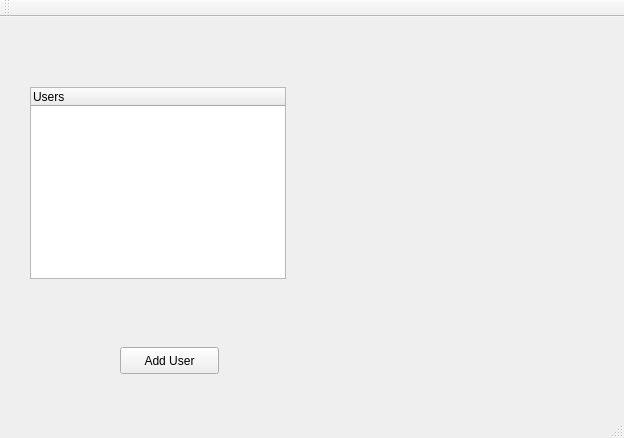
Qt form test1/mainwindow.ui (alphy88/Brainiacs) before a commit.
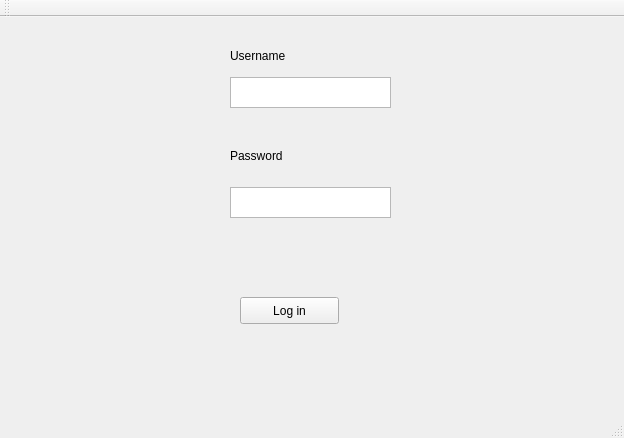
The same form after that commit.

The edit to the form file:
```diff
--- a/test1/mainwindow.ui
+++ b/test1/mainwindow.ui
@@ -17,30 +17,61 @@
    <widget class="QPushButton" name="pushButton">
     <property name="geometry">
      <rect>
-      <x>120</x>
-      <y>330</y>
+      <x>240</x>
+      <y>280</y>
       <width>99</width>
       <height>27</height>
      </rect>
     </property>
     <property name="text">
-     <string>Add User</string>
+     <string>Log in</string>
     </property>
    </widget>
-   <widget class="QTreeWidget" name="treeWidget">
+   <widget class="QLabel" name="label">
     <property name="geometry">
      <rect>
-      <x>30</x>
-      <y>70</y>
-      <width>256</width>
-      <height>192</height>
+      <x>230</x>
+      <y>30</y>
+      <width>81</width>
+      <height>17</height>
      </rect>
     </property>
-    <column>
-     <property name="text">
-      <string>Users</string>
-     </property>
-    </column>
+    <property name="text">
+     <string>Username</string>
+    </property>
+   </widget>
+   <widget class="QLabel" name="label_2">
+    <property name="geometry">
+     <rect>
+      <x>230</x>
+      <y>130</y>
+      <width>71</width>
+      <height>17</height>
+     </rect>
+    </property>
+    <property name="text">
+     <string>Password</string>
+    </property>
+   </widget>
+   <widget class="QTextEdit" name="textEdit">
+    <property name="geometry">
+     <rect>
+      <x>230</x>
+      <y>60</y>
+      <width>161</width>
+      <height>31</height>
+     </rect>
+    </property>
+   </widget>
+   <widget class="QTextEdit" name="textEdit_2">
+    <property name="geometry">
+     <rect>
+      <x>230</x>
+      <y>170</y>
+      <width>161</width>
+      <height>31</height>
+     </rect>
+    </property>
    </widget>
   </widget>
   <widget class="QMenuBar" name="menuBar">
```
